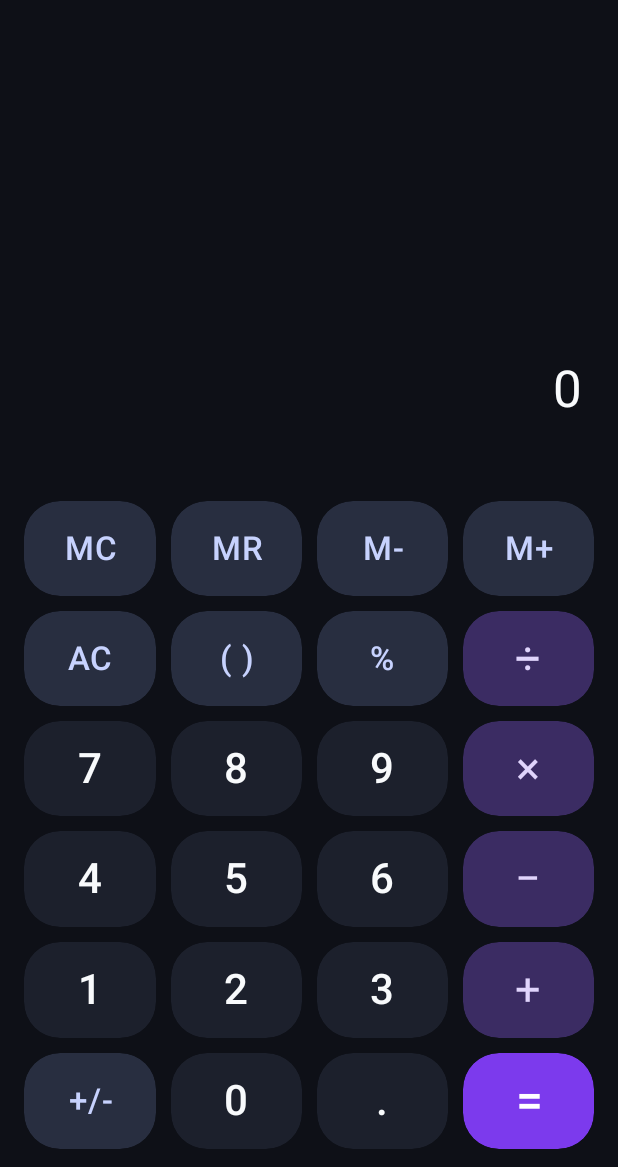
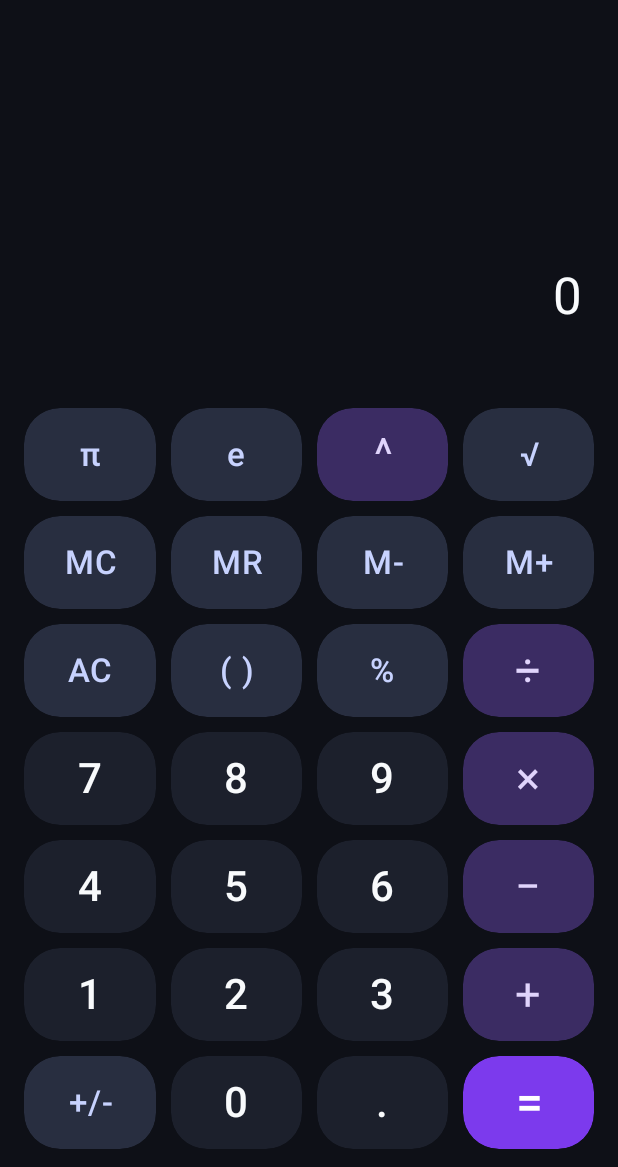
Before and after one commit to sauryah/Graion, an Android app built with Jetpack Compose: the screen it shows after launch (MainActivity), on a phone screen of 412 x 824 dp, the part 69-1236 px from its top. Run offline under Robolectric (Android 15) with nearby library versions, the light colour scheme and no system bars; our stand-ins replace Navigation 3, Room's generated code.

Commit message:
feat(calc): add power, square root, pi and e constants
New top keypad row: π e ^ √. Engine supports power (right-assoc,
exact BigDecimal for integer exponents, double for fractional),
postfix sqrt, and constant tokens with implicit multiplication
(2π = 6.28...). -2^2 = (-2)^2 = 4 (Excel convention); -4√ = -2.

```diff
--- a/app/src/main/java/com/example/lihascalculator/domain/model/Token.kt
+++ b/app/src/main/java/com/example/lihascalculator/domain/model/Token.kt
@@ -8,7 +8,9 @@ enum class TokenType {
     MINUS,
     MULTIPLY,
     DIVIDE,
+    POWER,
     PERCENT,
+    SQRT,
     LEFT_PAREN,
     RIGHT_PAREN,
     UNARY_MINUS
--- a/app/src/main/java/com/example/lihascalculator/ui/calculator/CalculatorScreen.kt
+++ b/app/src/main/java/com/example/lihascalculator/ui/calculator/CalculatorScreen.kt
@@ -123,16 +123,16 @@ fun CalculatorScreen(
                 state = state,
                 modifier = Modifier
                     .fillMaxWidth()
-                    .weight(0.9f),
+                    .weight(0.7f),
                 onDeleteClick = { onAction(CalculatorAction.Delete) },
                 onClearAllClick = { onAction(CalculatorAction.Clear) }
             )
 
-            // Calculator Keypad (5 Rows)
+            // Calculator Keypad (7 Rows)
             CalculatorKeypad(
                 modifier = Modifier
                     .fillMaxWidth()
-                    .weight(1.35f),
+                    .weight(1.5f),
                 hapticsEnabled = preferences.hapticsEnabled,
                 soundEnabled = preferences.soundEnabled,
                 onAction = onAction
--- a/app/src/main/java/com/example/lihascalculator/ui/components/CalculatorKeypad.kt
+++ b/app/src/main/java/com/example/lihascalculator/ui/components/CalculatorKeypad.kt
@@ -10,6 +10,7 @@ import androidx.compose.runtime.Composable
 import androidx.compose.ui.Modifier
 import androidx.compose.ui.unit.dp
 import com.sauryah.lihas.calculator.domain.model.CalculatorAction
+import com.sauryah.lihas.calculator.domain.model.CalculatorConstant
 import com.sauryah.lihas.calculator.domain.model.CalculatorOperator
 
 @Composable
@@ -25,6 +26,59 @@ fun CalculatorKeypad(
             .padding(horizontal = 16.dp, vertical = 12.dp),
         verticalArrangement = Arrangement.spacedBy(10.dp)
     ) {
+        // Row -1: π | e | ^ | √
+        Row(
+            modifier = Modifier
+                .fillMaxWidth()
+                .weight(1f),
+            horizontalArrangement = Arrangement.spacedBy(10.dp)
+        ) {
+            CalculatorButton(
+                symbol = "π",
+                type = CalculatorButtonType.FUNCTION,
+                modifier = Modifier
+                    .weight(1f)
+                    .fillMaxSize(),
+                contentDesc = "Pi",
+                hapticsEnabled = hapticsEnabled,
+                soundEnabled = soundEnabled,
+                onClick = { onAction(CalculatorAction.Constant(CalculatorConstant.PI)) }
+            )
+            CalculatorButton(
+                symbol = "e",
+                type = CalculatorButtonType.FUNCTION,
+                modifier = Modifier
+                    .weight(1f)
+                    .fillMaxSize(),
+                contentDesc = "Euler's number",
+                hapticsEnabled = hapticsEnabled,
+                soundEnabled = soundEnabled,
+                onClick = { onAction(CalculatorAction.Constant(CalculatorConstant.EULER)) }
+            )
+            CalculatorButton(
+                symbol = "^",
+                type = CalculatorButtonType.OPERATOR,
+                modifier = Modifier
+                    .weight(1f)
+                    .fillMaxSize(),
+                contentDesc = "Power",
+                hapticsEnabled = hapticsEnabled,
+                soundEnabled = soundEnabled,
+                onClick = { onAction(CalculatorAction.Operator(CalculatorOperator.POWER)) }
+            )
+            CalculatorButton(
+                symbol = "√",
+                type = CalculatorButtonType.FUNCTION,
+                modifier = Modifier
+                    .weight(1f)
+                    .fillMaxSize(),
+                contentDesc = "Square Root",
+                hapticsEnabled = hapticsEnabled,
+                soundEnabled = soundEnabled,
+                onClick = { onAction(CalculatorAction.SquareRoot) }
+            )
+        }
+
         // Row 0: MC | MR | M- | M+
         Row(
             modifier = Modifier
```
Also changed, not shown: app/src/main/java/com/example/lihascalculator/domain/engine/CalculatorEngine.kt (+42 -0 lines), app/src/main/java/com/example/lihascalculator/domain/engine/ExpressionParser.kt (+12 -3 lines), app/src/main/java/com/example/lihascalculator/domain/engine/ExpressionTokenizer.kt (+23 -1 lines), app/src/main/java/com/example/lihascalculator/domain/model/CalculatorAction.kt (+10 -1 lines), app/src/main/java/com/example/lihascalculator/ui/calculator/CalculatorViewModel.kt (+46 -1 lines), 1 other file.
